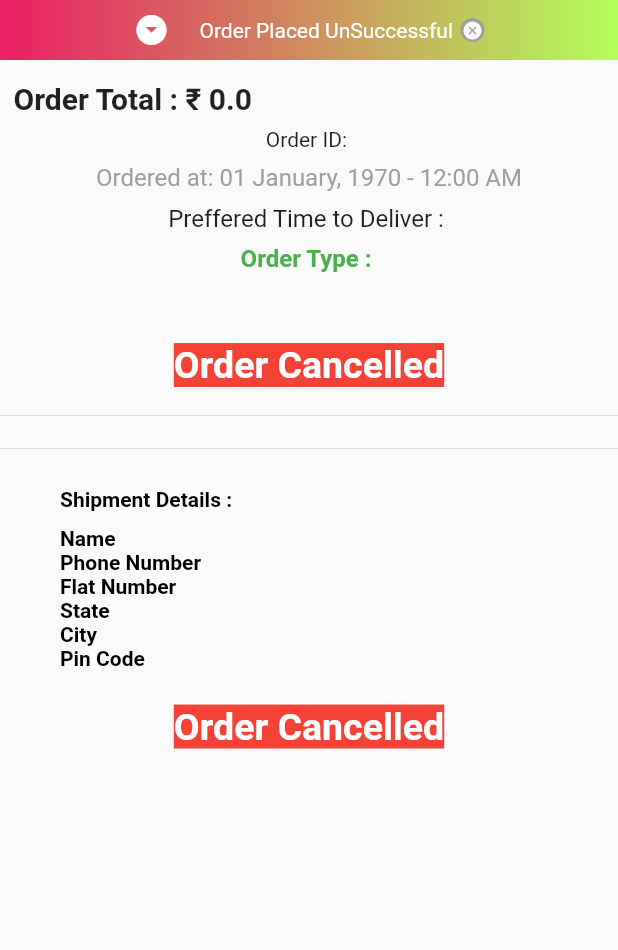
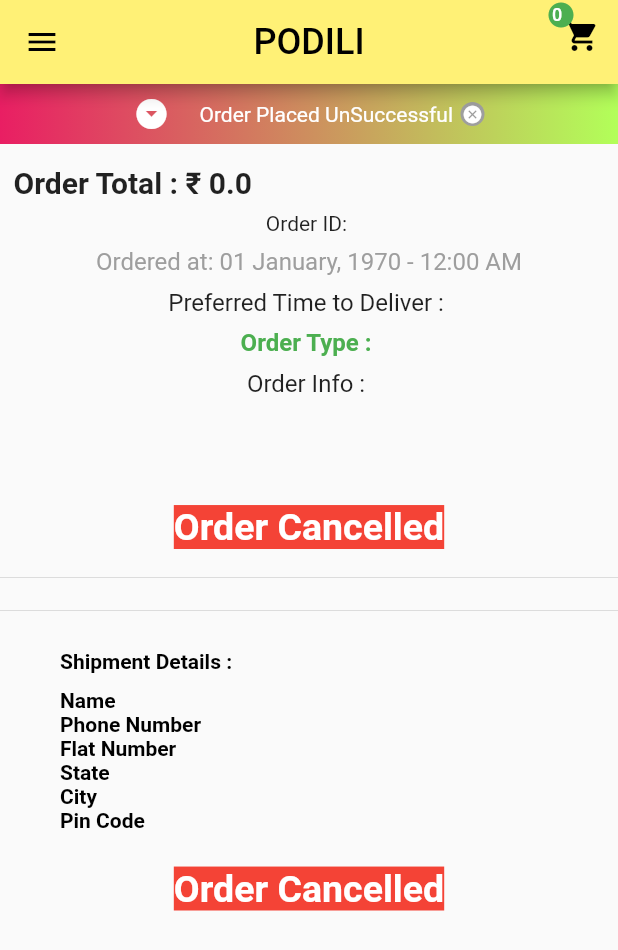
Before and after one commit to GuptaWeber/the_podili, a Flutter app: the AdminOrderDetails screen opened directly with empty values, on a phone screen of 412 x 824 dp. Shown: the top 950 px of the screen. Run offline on Flutter 3.47's test engine with Material 2 defaults, Android fonts, the phone set to English and light mode, and no system bars; our stand-ins replace cloud_firestore, firebase_auth, firebase_core, firebase_storage, fluttertoast, google_fonts and 3 more; missing offline and left inert: razorpay_flutter, twilio_flutter; accounts and stored records are empty; network calls fail.

```diff
--- a/lib/Admin/adminOrderDetails.dart
+++ b/lib/Admin/adminOrderDetails.dart
@@ -7,8 +7,10 @@ import 'package:e_shop/Orders/delivery_timeline.dart';
 import 'package:e_shop/Orders/myOrders.dart';
 import 'package:e_shop/Orders/simpleOrderCart.dart';
 import 'package:e_shop/Store/storehome.dart';
+import 'package:e_shop/Widgets/customAppBar.dart';
 import 'package:e_shop/Widgets/loadingWidget.dart';
 import 'package:e_shop/Models/address.dart';
+import 'package:e_shop/Widgets/myDrawer.dart';
 import 'package:flutter/material.dart';
 import 'package:flutter/services.dart';
 import 'package:fluttertoast/fluttertoast.dart';
@@ -40,6 +42,8 @@ class _AdminOrderDetailsState extends State<AdminOrderDetails> {
 
     return SafeArea(
       child: Scaffold(
+        drawer: MyDrawer(),
+        appBar: MyAppBar(),
         body: SingleChildScrollView(
           child: FutureBuilder<DocumentSnapshot>(
 
@@ -105,10 +109,11 @@ class _AdminOrderDetailsState extends State<AdminOrderDetails> {
                     Padding(
                       padding: EdgeInsets.all(4),
                       child: Text(
-                        "Preffered Time to Deliver : ${dataMap['prefferedTime']}",
+                        "Preferred Time to Deliver : ${dataMap['prefferedTime']}",
                         style: TextStyle(fontSize: 16),
                       ),
                     ),
+
                     Padding(
                       padding: EdgeInsets.all(4),
                       child: Text(
@@ -116,6 +121,7 @@ class _AdminOrderDetailsState extends State<AdminOrderDetails> {
                         style: TextStyle(fontSize: 16, fontWeight: FontWeight.bold,  color: Colors.green),
                       ),
                     ),
+
                     dataMap['paymentDetails'] == "Online Payment"? Padding(
                       padding: EdgeInsets.all(4),
                       child: Text(
@@ -123,6 +129,18 @@ class _AdminOrderDetailsState extends State<AdminOrderDetails> {
                         style: TextStyle(fontSize: 16, fontWeight: FontWeight.bold, ),
                       ),
                     ) : Container(),
+
+                    Padding(
+                      padding: EdgeInsets.all(4),
+                      child: Text(
+                        "Order Info : ${dataMap['cartInfo']}",
+                        style: TextStyle(fontSize: 16),
+                      ),
+                    ),
+                    SizedBox(
+                      height: 25.0,
+                    ),
+
                     SizedBox(
                       height: 25.0,
                     ),
@@ -474,27 +492,9 @@ class ShippingDetails extends StatelessWidget {
             children: [
               Center(
                 child: InkWell(
-                  onTap: () {
-                    confirmAdminOrderDelivered(context, orderId);
-                  },
+
                   child: cancellationStatus == 'notCancelled' ? Container(
-                    decoration: new BoxDecoration(
-                      gradient: new LinearGradient(
-                        colors: [Colors.pink, Colors.lightGreenAccent],
-                        begin: const FractionalOffset(0.0, 0.0),
-                        end: const FractionalOffset(1.0, 0.0),
-                        stops: [0.0, 1.0],
-                        tileMode: TileMode.clamp,
-                      ),
-                    ),
-                    width: MediaQuery.of(context).size.width - 40.0,
-                    height: 50.0,
-                    child: Center(
-                      child: Text(
-                        "Confirmed || Items Delivered",
-                        style: TextStyle(color: Colors.white, fontSize: 15.0),
-                      ),
-                    ),
+
                   ) : Text("Order Cancelled", style: TextStyle(fontSize: 20, color: Colors.red),),
                 ),
               ),
--- a/lib/Config/config.dart
+++ b/lib/Config/config.dart
@@ -4,7 +4,7 @@ import 'package:firebase_auth/firebase_auth.dart';
 import 'package:shared_preferences/shared_preferences.dart';
 
 class EcommerceApp {
-  static const String appName = 'e-Shop';
+  static const String appName = 'Podili';
 
   static SharedPreferences sharedPreferences;
   static FirebaseUser user;
@@ -15,6 +15,7 @@ class EcommerceApp {
   static String collectionOrders = "orders";
   static String userCartList = 'userCart';
   static String subCollectionAddress = 'userAddress';
+  static String cartInfo = 'cartInfo';
 
   static final String userName = 'name';
   static final String userEmail = 'email';
```
Also changed, not shown: lib/Admin/adminDeliveredOrders.dart (+9 -32 lines), lib/Admin/adminShiftOrders.dart (+9 -31 lines), lib/Orders/OrderDetailsPage.dart (+18 -21 lines), lib/Orders/placeOrderPayment.dart (+8 -0 lines), lib/Store/storehome.dart (+24 -24 lines).
